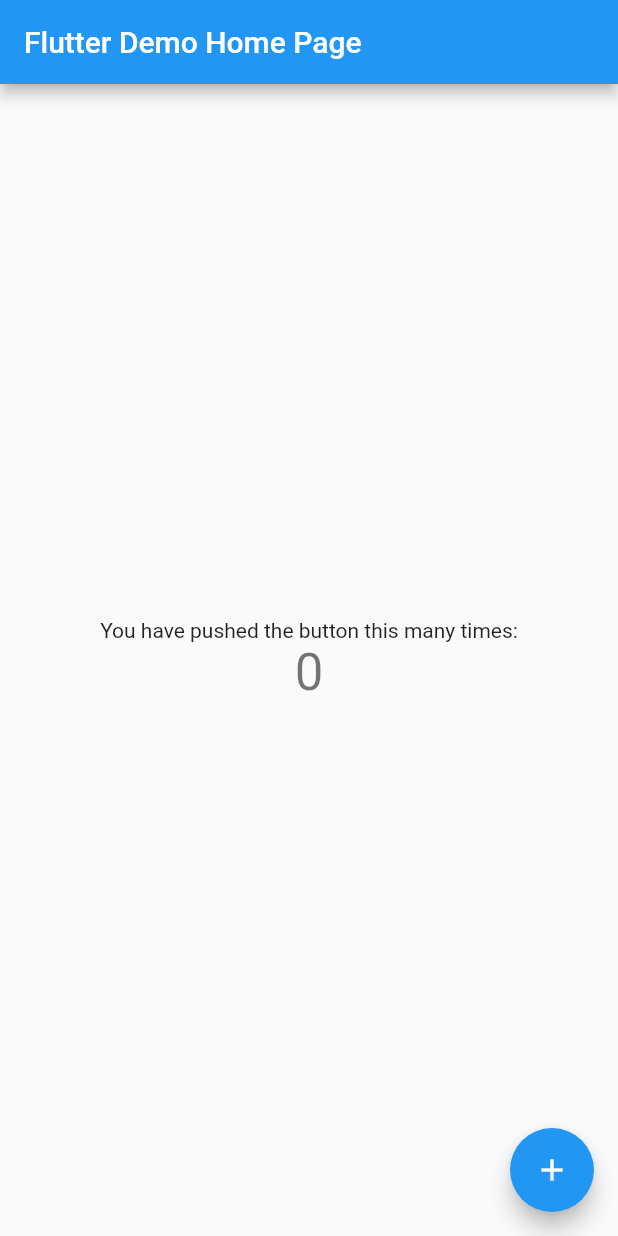
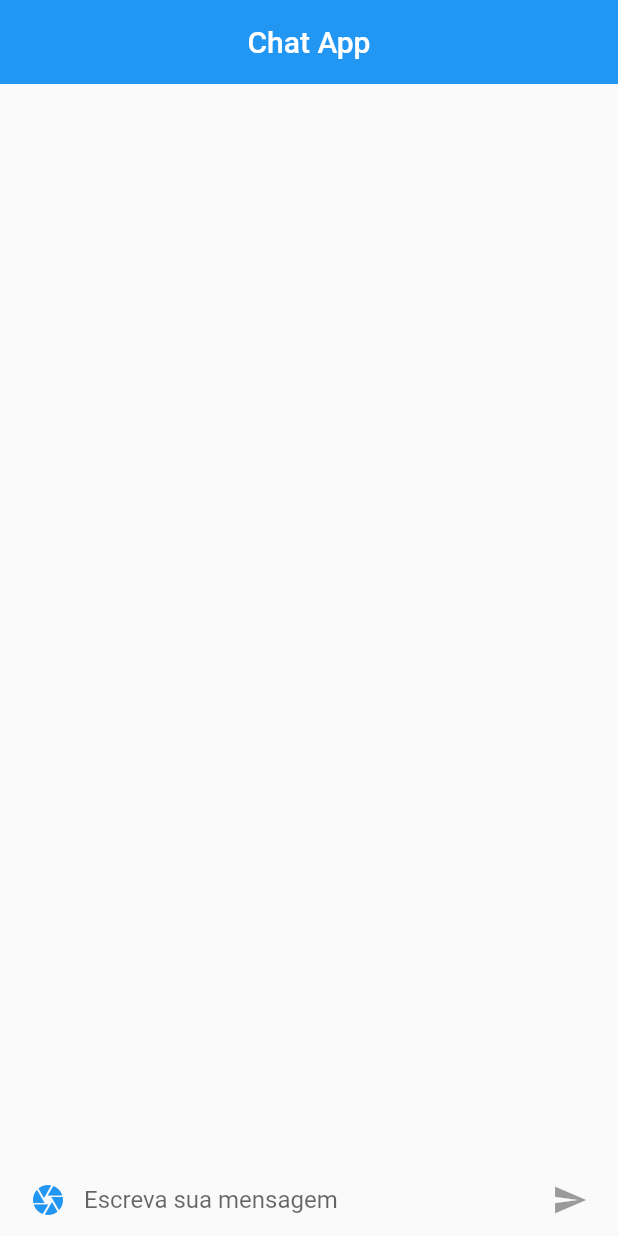
Before and after one commit to lucasperj/Flutter, a Flutter app: the screen it shows after launch, on a phone screen of 412 x 824 dp. Run offline on Flutter 3.47's test engine with Material 2 defaults, Android fonts, the phone set to English and light mode, and no system bars; our stand-ins replace cloud_firestore, firebase_auth, firebase_storage, google_sign_in, image_picker, share and 2 more; accounts and stored records are empty.

Commit message:
Projetos Flutter

```diff
--- /dev/null
+++ b/chat/lib/chat_screen.dart
@@ -0,0 +1,165 @@
+import 'dart:io';
+import 'package:chat/text_composer.dart';
+import 'package:cloud_firestore/cloud_firestore.dart';
+import 'package:firebase_auth/firebase_auth.dart';
+import 'package:firebase_storage/firebase_storage.dart';
+import 'package:flutter/material.dart';
+import 'package:google_sign_in/google_sign_in.dart';
+
+import 'chat_message.dart';
+
+class ChatScreen extends StatefulWidget {
+  @override
+  _ChatScreenState createState() => _ChatScreenState();
+}
+
+class _ChatScreenState extends State<ChatScreen> {
+
+  final GoogleSignIn googleSignIn = GoogleSignIn();
+  final GlobalKey<ScaffoldState> _scaffolKey = GlobalKey<ScaffoldState>();
+
+  FirebaseUser _currentUser;
+  bool _isLoading = false;
+
+  @override
+  void initState() {
+    super.initState();
+
+    FirebaseAuth.instance.onAuthStateChanged.listen((user) {
+      setState(() {
+        _currentUser = user;
+      });
+    });
+  }
+
+  Future<FirebaseUser> _getUser() async {
+    if(_currentUser != null) return _currentUser;
+
+    try{
+      final GoogleSignInAccount googleSignInAccount =
+        await googleSignIn.signIn();
+      final GoogleSignInAuthentication googleSignInAuthentication =
+        await googleSignInAccount.authentication;
+
+      final AuthCredential credential = GoogleAuthProvider.getCredential(
+          idToken: googleSignInAuthentication.idToken,
+          accessToken: googleSignInAuthentication.accessToken,
+      );
+
+      final AuthResult authResult =
+        await FirebaseAuth.instance.signInWithCredential(credential);
+
+      final FirebaseUser user = authResult.user;
+
+      return user;
+
+    } catch (error){
+      return null;
+    }
+  }
+
+  void _sendMessage({String text, File imgFile}) async {
+    final FirebaseUser user = await _getUser();
+
+    if ( user == null){
+      _scaffolKey.currentState.showSnackBar(
+        SnackBar(
+          content: Text("Não foi possível fazer o login. Tente Novamente!"),
+          backgroundColor: Colors.red,
+        )
+      );
+    }
+
+    Map<String, dynamic> data = {
+      "uid": user.uid,
+      "senderName": user.displayName,
+      "senderPhotoUrl": user.photoUrl,
+      "time": Timestamp.now(),
+    };
+
+
+    if(imgFile != null){
+      StorageUploadTask task = FirebaseStorage.instance.ref().child(
+        user.uid + DateTime.now().millisecondsSinceEpoch.toString()
+      ).putFile(imgFile);
+
+      setState(() {
+        _isLoading = true;
+      });
+
+      StorageTaskSnapshot taskSnapshot = await task.onComplete;
+      String url = await taskSnapshot.ref.getDownloadURL();
+      data['imgUrl'] = url;
+
+      setState(() {
+        _isLoading = false;
+      });
+
+    }
+
+    if(text != null) data['text'] = text;
+
+    Firestore.instance.collection('messages').add(data);
+  }
+
+  @override
+  Widget build(BuildContext context) {
+    return Scaffold(
+      key: _scaffolKey,
+      appBar: AppBar(
+        title: Text(
+          _currentUser != null ? 'Olá, ${_currentUser.displayName}' : 'Chat App'
+        ),
+        centerTitle: true,
+        elevation: 0,
+        actions: <Widget>[
+          _currentUser != null ? IconButton(
+            icon: Icon(Icons.exit_to_app),
+            onPressed: (){
+              FirebaseAuth.instance.signOut();
+              googleSignIn.signOut();
+              _scaffolKey.currentState.showSnackBar(
+                  SnackBar(
+                    content: Text('Você saiu com sucesso.'),
+                  )
+              );
+            },
+          ) : Container()
+        ],
+      ),
+      body: Column(
+        children: <Widget>[
+          Expanded(
+            child: StreamBuilder<QuerySnapshot>(
+              stream: Firestore.instance.collection('messages').orderBy('time').snapshots(),
+              builder: (context, snapshot){
+                switch(snapshot.connectionState){
+                  case ConnectionState.none:
+                  case ConnectionState.waiting:
+                    return Center(
+                      child: CircularProgressIndicator(),
+                    );
+                  default:
+                    List<DocumentSnapshot> documents = snapshot.data.documents.reversed.toList();
+
+                    return ListView.builder(
+                      itemCount: documents.length,
+                        reverse: true,
+                        itemBuilder: (context, index){
+                          return ChatMessage(
+                              documents[index].data,
+                              documents[index].data['uid'] == _currentUser?.uid
+                          );
+                        }
+                    );
+                }
+              },
+            ),
+          ),
+          _isLoading ? LinearProgressIndicator() : Container(),
+          TextComposer(_sendMessage),
+        ],
+      )
+    );
+  }
+}
--- a/chat/lib/main.dart
+++ b/chat/lib/main.dart
@@ -1,117 +1,24 @@
+import 'package:chat/chat_screen.dart';
+import 'package:cloud_firestore/cloud_firestore.dart';
 import 'package:flutter/material.dart';
 
 void main() {
+
   runApp(MyApp());
 }
 
 class MyApp extends StatelessWidget {
-  // This widget is the root of your application.
   @override
   Widget build(BuildContext context) {
     return MaterialApp(
       title: 'Flutter Demo',
       theme: ThemeData(
-        // This is the theme of your application.
-        //
-        // Try running your application with "flutter run". You'll see the
-        // application has a blue toolbar. Then, without quitting the app, try
-        // changing the primarySwatch below to Colors.green and then invoke
-        // "hot reload" (press "r" in the console where you ran "flutter run",
-        // or simply save your changes to "hot reload" in a Flutter IDE).
-        // Notice that the counter didn't reset back to zero; the application
-        // is not restarted.
         primarySwatch: Colors.blue,
-        // This makes the visual density adapt to the platform that you run
-        // the app on. For desktop platforms, the controls will be smaller and
-        // closer together (more dense) than on mobile platforms.
-        visualDensity: VisualDensity.adaptivePlatformDensity,
+        iconTheme: IconThemeData(
+          color: Colors.blue,
+        )
       ),
-      home: MyHomePage(title: 'Flutter Demo Home Page'),
+      home: ChatScreen(),
     );
   }
 }
-
-class MyHomePage extends StatefulWidget {
-  MyHomePage({Key key, this.title}) : super(key: key);
-
-  // This widget is the home page of your application. It is stateful, meaning
-  // that it has a State object (defined below) that contains fields that affect
-  // how it looks.
-
-  // This class is the configuration for the state. It holds the values (in this
-  // case the title) provided by the parent (in this case the App widget) and
-  // used by the build method of the State. Fields in a Widget subclass are
-  // always marked "final".
-
-  final String title;
-
-  @override
-  _MyHomePageState createState() => _MyHomePageState();
-}
-
-class _MyHomePageState extends State<MyHomePage> {
-  int _counter = 0;
-
-  void _incrementCounter() {
-    setState(() {
-      // This call to setState tells the Flutter framework that something has
-      // changed in this State, which causes it to rerun the build method below
-      // so that the display can reflect the updated values. If we changed
-      // _counter without calling setState(), then the build method would not be
-      // called again, and so nothing would appear to happen.
-      _counter++;
-    });
-  }
-
-  @override
-  Widget build(BuildContext context) {
-    // This method is rerun every time setState is called, for instance as done
-    // by the _incrementCounter method above.
-    //
-    // The Flutter framework has been optimized to make rerunning build methods
-    // fast, so that you can just rebuild anything that needs updating rather
-    // than having to individually change instances of widgets.
-    return Scaffold(
-      appBar: AppBar(
-        // Here we take the value from the MyHomePage object that was created by
-        // the App.build method, and use it to set our appbar title.
-        title: Text(widget.title),
-      ),
-      body: Center(
-        // Center is a layout widget. It takes a single child and positions it
-        // in the middle of the parent.
-        child: Column(
-          // Column is also a layout widget. It takes a list of children and
-          // arranges them vertically. By default, it sizes itself to fit its
-          // children horizontally, and tries to be as tall as its parent.
-          //
-          // Invoke "debug painting" (press "p" in the console, choose the
-          // "Toggle Debug Paint" action from the Flutter Inspector in Android
-          // Studio, or the "Toggle Debug Paint" command in Visual Studio Code)
-          // to see the wireframe for each widget.
-          //
-          // Column has various properties to control how it sizes itself and
-          // how it positions its children. Here we use mainAxisAlignment to
-          // center the children vertically; the main axis here is the vertical
-          // axis because Columns are vertical (the cross axis would be
-          // horizontal).
-          mainAxisAlignment: MainAxisAlignment.center,
-          children: <Widget>[
-            Text(
-              'You have pushed the button this many times:',
-            ),
-            Text(
-              '$_counter',
-              style: Theme.of(context).textTheme.headline4,
-            ),
-          ],
-        ),
-      ),
-      floatingActionButton: FloatingActionButton(
-        onPressed: _incrementCounter,
-        tooltip: 'Increment',
-        child: Icon(Icons.add),
-      ), // This trailing comma makes auto-formatting nicer for build methods.
-    );
-  }
-}
--- /dev/null
+++ b/chat/lib/text_composer.dart
@@ -0,0 +1,68 @@
+import 'package:flutter/material.dart';
+import 'package:image_picker/image_picker.dart';
+import 'dart:io';
+
+class TextComposer extends StatefulWidget {
+
+  TextComposer(this.sendMessage);
+
+  final Function({String text, File imgFile}) sendMessage;
+
+  @override
+  _TextComposerState createState() => _TextComposerState();
+}
+
+class _TextComposerState extends State<TextComposer> {
+
+  final TextEditingController _controller = TextEditingController();
+
+  bool _isComposing = false;
+
+  void _reset(){
+    _controller.clear();
+    setState(() {
+      _isComposing = false;
+    });
+  }
+
+  @override
+  Widget build(BuildContext context) {
+    return Container(
+      margin: const EdgeInsets.symmetric(horizontal: 8),
+      child: Row(
+        children: <Widget>[
+          IconButton(
+              icon: Icon(Icons.camera),
+            onPressed: () async {
+                final File imgFile = await ImagePicker.pickImage(source: ImageSource.gallery);
+                if (imgFile == null) return;
+                widget.sendMessage(imgFile: imgFile);
+            },
+          ),
+          Expanded(
+            child: TextField(
+              controller: _controller,
+              decoration: InputDecoration.collapsed(hintText: "Escreva sua mensagem"),
+              onChanged: (text){
+                setState(() {
+                  _isComposing = text.isNotEmpty;
+                });
+              },
+              onSubmitted: (text){
+                widget.sendMessage(text: text);
+                _reset();
+              },
+            ),
+          ),
+          IconButton(
+            icon: Icon(Icons.send),
+            onPressed: _isComposing ?(){
+              widget.sendMessage(text: _controller.text);
+              _reset();
+            } : null ,
+          )
+        ],
+      ),
+    );
+  }
+}
--- a/chat/pubspec.yaml
+++ b/chat/pubspec.yaml
@@ -28,6 +28,11 @@ dependencies:
   # The following adds the Cupertino Icons font to your application.
   # Use with the CupertinoIcons class for iOS style icons.
   cupertino_icons: ^0.1.3
+  cloud_firestore: ^0.13.0+1
+  image_picker: ^0.6.2+3
+  google_sign_in: ^4.1.1
+  firebase_storage: ^3.1.1
+  firebase_auth: ^0.15.3
 
 dev_dependencies:
   flutter_test:
```
Also changed, not shown: chat/lib/chat_message.dart (added, +62 -0 lines), chat/pubspec.lock, 3 other files.
